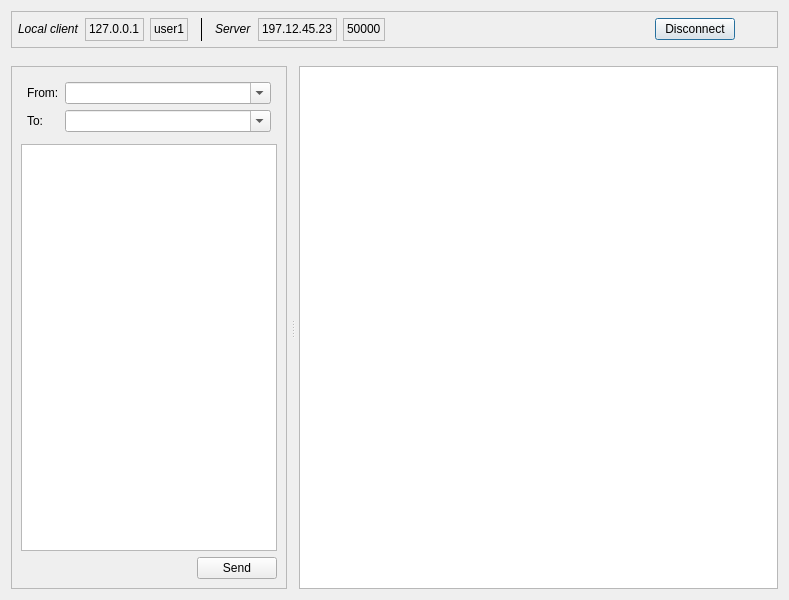
real-yfprojects/ectec, file python/ectec-gui/res/clientUser.ui: the form before one commit.
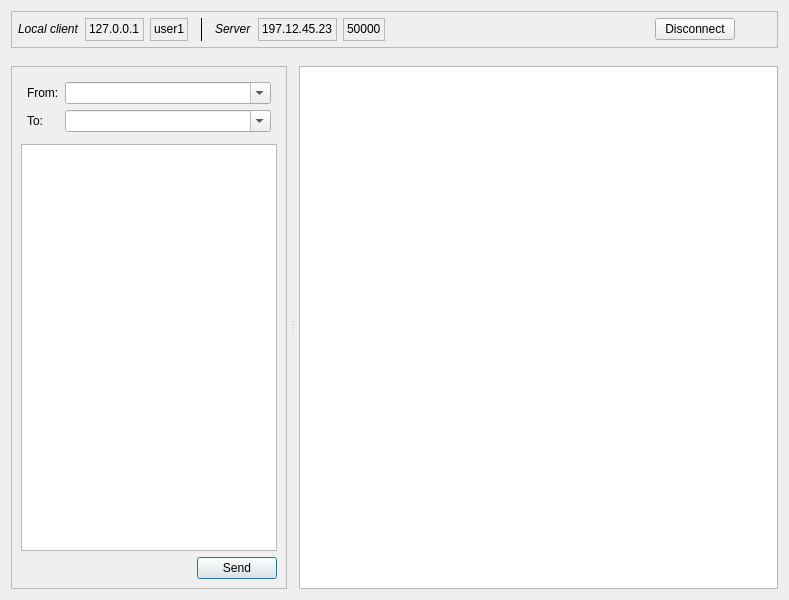
The form after the commit. Icons and pictures are not drawn.

Patch:
```diff
--- a/python/ectec-gui/res/clientUser.ui
+++ b/python/ectec-gui/res/clientUser.ui
@@ -206,6 +206,9 @@
          <iconset theme="network-disconnect">
           <normaloff>.</normaloff>.</iconset>
         </property>
+        <property name="autoDefault">
+         <bool>false</bool>
+        </property>
        </widget>
       </item>
       <item>
```
Left out of the diff: 8 changed lines with no effect on the pictures.
